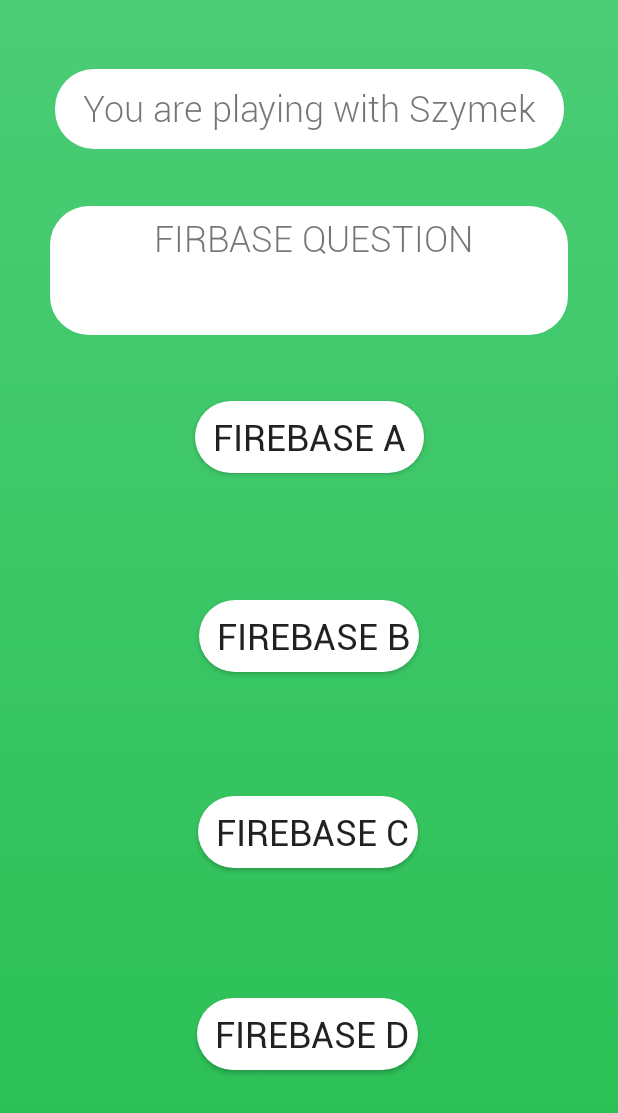
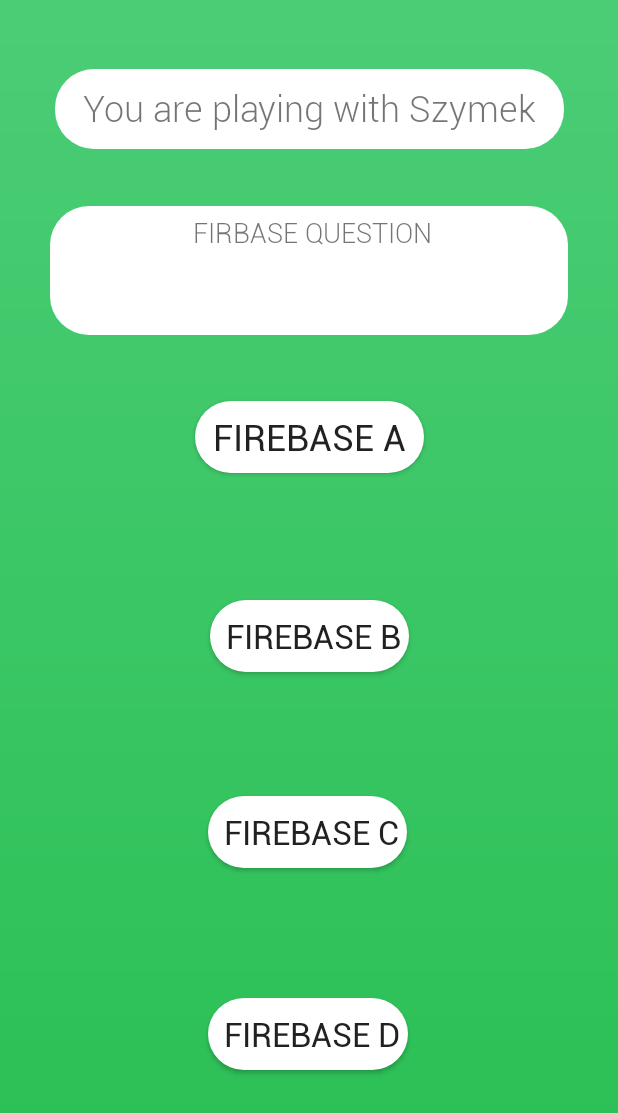
Before and after one commit to DeNatur/WAI, an Android app: the GameFragment screen opened directly, with no data from a screen before it, on a phone screen of 412 x 824 dp. Shown: the top 1113 px of the screen. Run offline under Robolectric (Android 15) with nearby library versions, the phone set to English and light mode, and no system bars.

Commit message:
update question

```diff
--- a/app/src/main/res/layout/game_fragment.xml
+++ b/app/src/main/res/layout/game_fragment.xml
@@ -32,9 +32,11 @@
             android:background="@drawable/rounded_rect_16"
             android:fontFamily="@font/roboto_light"
             android:padding="5dp"
+            android:foregroundGravity="left"
+            android:gravity="left"
             android:text="Pierwsze pytanie"
             android:textAlignment="center"
-            android:textSize="24sp"
+            android:textSize="18sp"
             app:layout_constraintBottom_toBottomOf="parent"
             app:layout_constraintEnd_toEndOf="parent"
             app:layout_constraintStart_toStartOf="parent"
@@ -65,7 +67,7 @@
             android:fontFamily="@font/roboto_regular"
             android:text="2"
             android:textAllCaps="false"
-            android:textSize="24sp"
+            android:textSize="22sp"
             app:layout_constraintBottom_toBottomOf="parent"
             app:layout_constraintEnd_toEndOf="parent"
             app:layout_constraintStart_toStartOf="parent"
@@ -81,7 +83,7 @@
             android:fontFamily="@font/roboto_regular"
             android:text="3"
             android:textAllCaps="false"
-            android:textSize="24sp"
+            android:textSize="22sp"
             app:layout_constraintBottom_toBottomOf="parent"
             app:layout_constraintEnd_toEndOf="parent"
             app:layout_constraintHorizontal_bias="0.497"
@@ -97,7 +99,7 @@
             android:fontFamily="@font/roboto_regular"
             android:text="4"
             android:textAllCaps="false"
-            android:textSize="24sp"
+            android:textSize="22sp"
             app:layout_constraintBottom_toBottomOf="parent"
             app:layout_constraintEnd_toEndOf="parent"
             app:layout_constraintHorizontal_bias="0.497"
```
